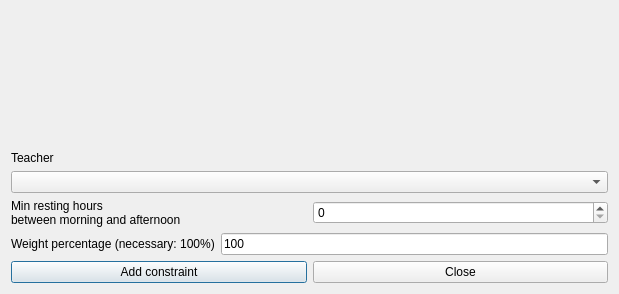
This is fet/src/interface/addconstraintteacherminrestinghoursbetweenmorningandafternoonform_template.ui in vonmecheln/fet as Qt 5 draws it before an edit. The edited form follows.
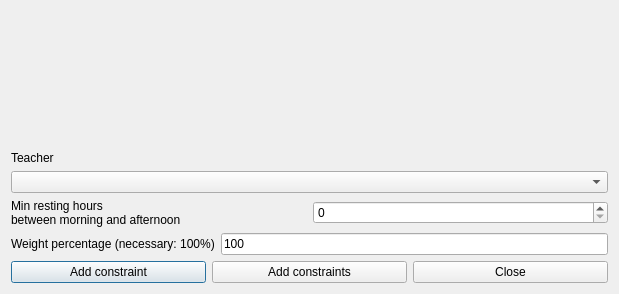
This is the edited form.

Patch:
```diff
--- a/fet/src/interface/addconstraintteacherminrestinghoursbetweenmorningandafternoonform_template.ui
+++ b/fet/src/interface/addconstraintteacherminrestinghoursbetweenmorningandafternoonform_template.ui
@@ -23,6 +23,13 @@
        </property>
       </widget>
      </item>
+     <item>
+      <widget class="QPushButton" name="addConstraintsPushButton">
+       <property name="text">
+        <string>Add constraints</string>
+       </property>
+      </widget>
+     </item>
      <item>
       <widget class="QPushButton" name="closePushButton">
        <property name="text">
```
